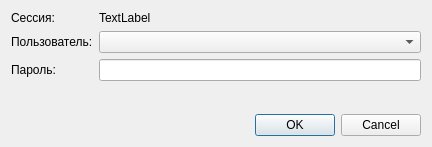
The window that klever/plugins/autorization/widgets/autorizationdialog.ui (gen1izh/cpp) describes before a commit, drawn with Qt 5.
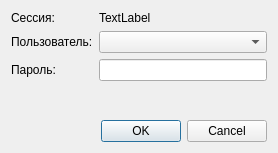
The same window after the commit. Icons and pictures are not drawn.

What changed in the file:
```diff
--- a/klever/plugins/autorization/widgets/autorizationdialog.ui
+++ b/klever/plugins/autorization/widgets/autorizationdialog.ui
@@ -6,8 +6,8 @@
    <rect>
     <x>0</x>
     <y>0</y>
-    <width>432</width>
-    <height>147</height>
+    <width>278</width>
+    <height>153</height>
    </rect>
   </property>
   <property name="windowTitle">
```
Left out of the diff: 8 changed lines with no effect on the pictures.
